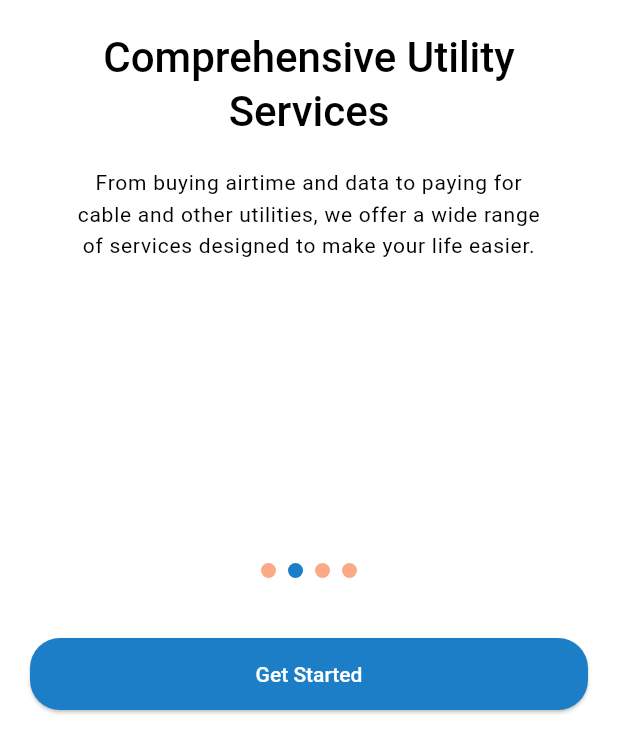
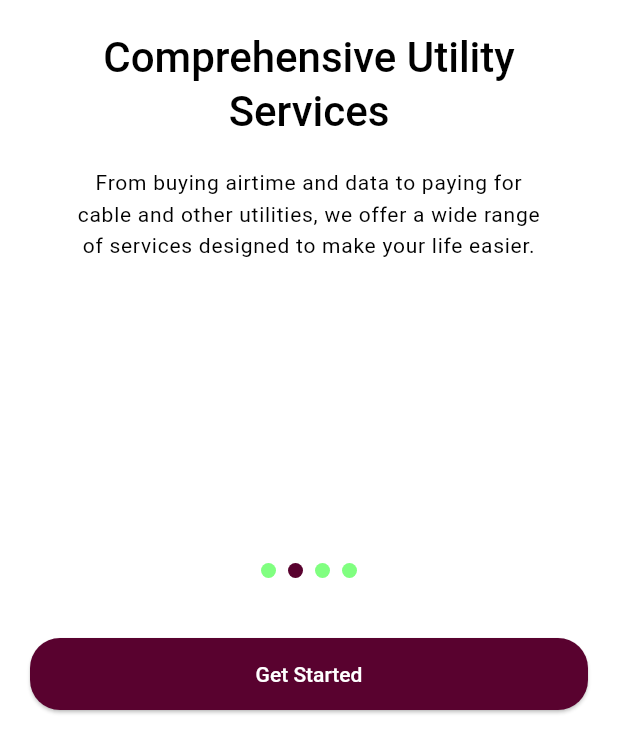
Before and after one commit to Triple-Stack/MM-Data-Sub, a Flutter app: the screen it shows after launch, swiped to page 2, on a phone screen of 412 x 824 dp, the part 481-1236 px from its top. Run offline on Flutter 3.47's test engine with Material 3 defaults, Android fonts, the phone set to English and light mode, and no system bars; drawn by our look-alikes of smooth_page_indicator; our stand-ins replace app_links, carousel_slider, connectivity_plus, custom_navigation_bar, device_preview, flutter_animate and 18 more; missing offline and left inert: double_tap_exit, in_app_update, rate_us_on_store, searchable_listview; accounts and stored records are empty; network calls fail.

Commit message:
Change Color:

```diff
--- a/lib/core/theme/colors.dart
+++ b/lib/core/theme/colors.dart
@@ -9,10 +9,10 @@ class AppColor {
 
   AppColor._internal();
 
-// #1B7EC7
-  static const Color primary = Color(0xFF1B7EC7);
+// ##59022F
+  static const Color primary = Color(0xFF59022F);
   static const Color onPrimary = Color(0xFFFFFFFF);
-  static const Color secondary = Color(0xFFF9550C);
+  static const Color secondary = Color(0xFF00FF00);
   static const Color onSecondary = Color(0xFFFFFFFF);
   static const Color error = Color(0xFFC2185B);
   static const Color onError = Color(0xFFFFFFFF);
@@ -22,9 +22,9 @@ class AppColor {
   static const Color tertiary = Color(0xFFB3E5FC);
   static const Color onTertiary = Color(0xFF000000);
 
-  static const Color darkPrimary = Color(0xFF1B7EC7);
+  static const Color darkPrimary = Color(0xFF59022F);
   static const Color darkOnPrimary = Color(0xFFFFFFFF);
-  static const Color darkSecondary = Color(0xFFF9550C);
+  static const Color darkSecondary = Color(0xFF00FF00);
   static const Color darkOnSecondary = Color(0xFFFFFFFF);
   static const Color darkError = Color(0xFFC2185B);
   static const Color darkOnError = Color(0xFFFFFFFF);
--- a/lib/core/utils/app_constants.dart
+++ b/lib/core/utils/app_constants.dart
@@ -19,8 +19,6 @@ class AppConstants {
   AppConstants._internal();
   static const String url = "https://$domain";
   static const String domain = "mmdatasub.com.ng";
-  // https://islam24data.com/api
-  // https://islam24data.com/api
   static const String baseUrl = "$url/api";
   static const String mainUrl = "$baseUrl/app";
   static const String appName = "MM Data Sub";
--- a/lib/main.dart
+++ b/lib/main.dart
@@ -5,7 +5,6 @@ import '/controllers/controllers/auth_controller.dart';
 import '/controllers/controllers/data_controller.dart';
 import '/core/utils/database.dart';
 import 'package:device_preview/device_preview.dart';
-import 'package:flutter/foundation.dart';
 import 'package:flutter/material.dart';
 import 'package:flutter/services.dart';
 import 'package:flutter_easyloading/flutter_easyloading.dart';
--- a/pubspec.yaml
+++ b/pubspec.yaml
@@ -61,11 +61,11 @@ dependencies:
   rename: ^3.0.2
   screenshot: ^3.0.0
   searchable_listview: ^2.14.1
-  share_plus: ^9.0.0
+  share_plus: ^10.1.4
   shared_preferences: ^2.2.2
   smooth_page_indicator: ^1.2.0+3
   sqflite: ^2.3.3+1
-  upgrader: ^10.3.0
+  upgrader: ^11.3.1
   url_launcher: ^6.2.5
 
 dev_dependencies:
```
Also changed, not shown: 130 other files.
